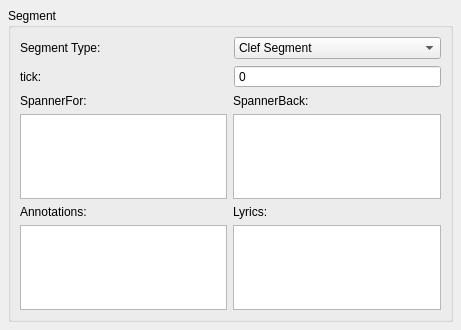
Above: mscore/mscore/segment.ui from musescore/musescore-old before the change. Below: the same form after it.
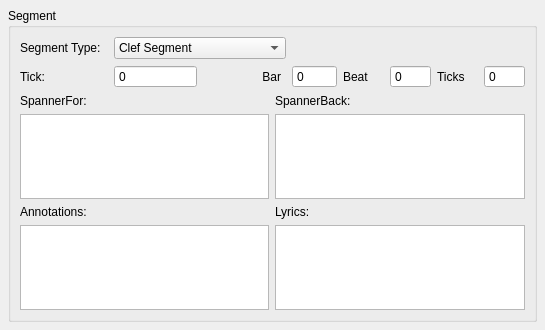
That is the form after the change.

```diff
--- a/mscore/mscore/segment.ui
+++ b/mscore/mscore/segment.ui
@@ -6,7 +6,7 @@
    <rect>
     <x>0</x>
     <y>0</y>
-    <width>461</width>
+    <width>545</width>
     <height>330</height>
    </rect>
   </property>
@@ -31,7 +31,93 @@
      <layout class="QGridLayout" name="gridLayout_2">
       <item row="0" column="0" colspan="2">
        <layout class="QGridLayout" name="gridLayout">
-        <item row="0" column="0">
+        <item row="2" column="8">
+         <widget class="QSpinBox" name="ticks">
+          <property name="readOnly">
+           <bool>true</bool>
+          </property>
+          <property name="buttonSymbols">
+           <enum>QAbstractSpinBox::NoButtons</enum>
+          </property>
+          <property name="specialValueText">
+           <string notr="true"/>
+          </property>
+          <property name="maximum">
+           <number>9999</number>
+          </property>
+         </widget>
+        </item>
+        <item row="2" column="6">
+         <widget class="QSpinBox" name="beat">
+          <property name="readOnly">
+           <bool>true</bool>
+          </property>
+          <property name="buttonSymbols">
+           <enum>QAbstractSpinBox::NoButtons</enum>
+          </property>
+          <property name="specialValueText">
+           <string notr="true"/>
+          </property>
+         </widget>
+        </item>
+        <item row="2" column="7">
+         <widget class="QLabel" name="label_9">
+          <property name="text">
+           <string>Ticks</string>
+          </property>
+         </widget>
+        </item>
+        <item row="2" column="0">
+         <widget class="QLabel" name="label_6">
+          <property name="text">
+           <string>Tick:</string>
+          </property>
+         </widget>
+        </item>
+        <item row="2" column="2">
+         <widget class="QSpinBox" name="tick">
+          <property name="readOnly">
+           <bool>true</bool>
+          </property>
+          <property name="buttonSymbols">
+           <enum>QAbstractSpinBox::NoButtons</enum>
+          </property>
+          <property name="maximum">
+           <number>16000000</number>
+          </property>
+         </widget>
+        </item>
+        <item row="2" column="4">
+         <widget class="QSpinBox" name="bar">
+          <property name="buttonSymbols">
+           <enum>QAbstractSpinBox::NoButtons</enum>
+          </property>
+          <property name="maximum">
+           <number>99999</number>
+          </property>
+         </widget>
+        </item>
+        <item row="2" column="3">
+         <widget class="QLabel" name="label_7">
+          <property name="text">
+           <string>Bar</string>
+          </property>
+          <property name="alignment">
+           <set>Qt::AlignRight|Qt::AlignTrailing|Qt::AlignVCenter</set>
+          </property>
+          <property name="indent">
+           <number>5</number>
+          </property>
+         </widget>
+        </item>
+        <item row="2" column="5">
+         <widget class="QLabel" name="label_8">
+          <property name="text">
+           <string>Beat</string>
+          </property>
+         </widget>
+        </item>
+        <item row="0" column="0" colspan="2">
          <widget class="QLabel" name="label">
           <property name="text">
            <string>Segment Type:</string>
@@ -41,7 +127,7 @@
           </property>
          </widget>
         </item>
-        <item row="0" column="2">
+        <item row="0" column="2" colspan="2">
          <widget class="QComboBox" name="segmentType">
           <property name="sizePolicy">
            <sizepolicy hsizetype="Preferred" vsizetype="Fixed">
@@ -94,26 +180,6 @@
           </item>
          </widget>
         </item>
-        <item row="1" column="0">
-         <widget class="QLabel" name="label_6">
-          <property name="text">
-           <string>tick:</string>
-          </property>
-         </widget>
-        </item>
-        <item row="1" column="2">
-         <widget class="QSpinBox" name="tick">
-          <property name="readOnly">
-           <bool>true</bool>
-          </property>
-          <property name="buttonSymbols">
-           <enum>QAbstractSpinBox::NoButtons</enum>
-          </property>
-          <property name="maximum">
-           <number>16000000</number>
-          </property>
-         </widget>
-        </item>
        </layout>
       </item>
       <item row="1" column="0">
```
Left out of the diff: 86 changed lines with no effect on the pictures.
